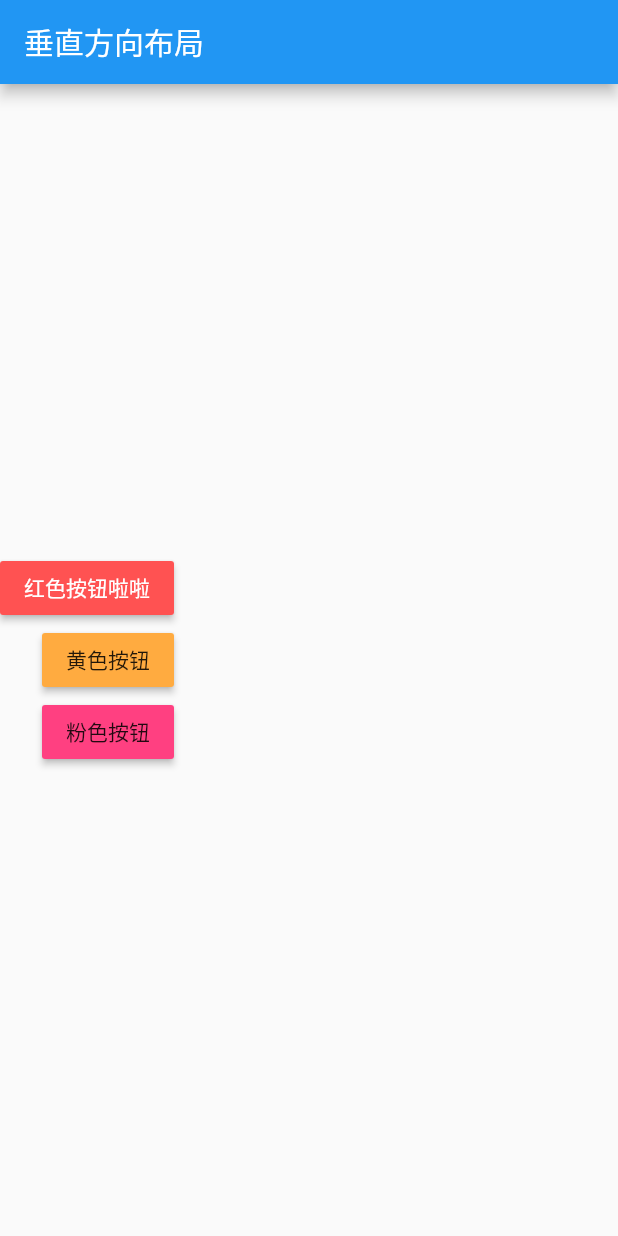
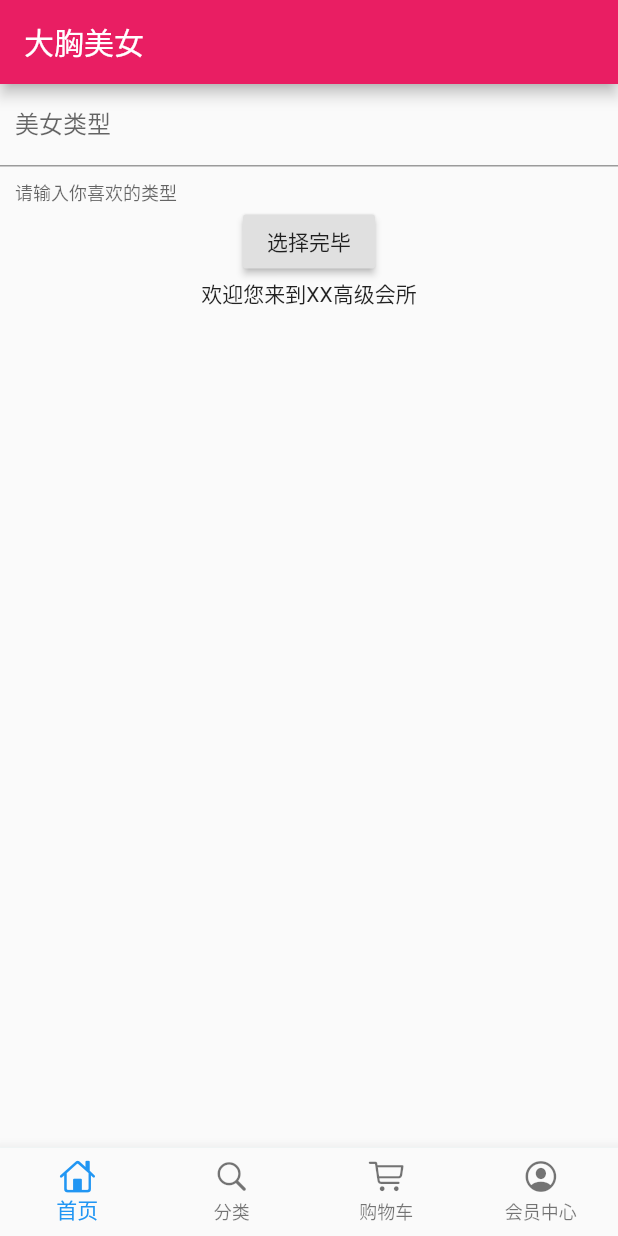
Before and after one commit to 490356537/flutterdemo, a Flutter app: the screen it shows after launch, on a phone screen of 412 x 824 dp. Run offline on Flutter 3.47's test engine with Material 2 defaults, Android fonts, the phone set to English and light mode, and no system bars; our stand-ins replace dio.

Commit message:
new object

```diff
--- /dev/null
+++ b/lib/config/httpHeaders.dart
@@ -0,0 +1,12 @@
+const httpHeaders={
+  'Accept': 'application/json, text/plain, */*',
+  'Accept-Encoding': 'gzip, deflate, br',
+  'Accept-Language': 'zh-CN,zh;q=0.9',
+  'Connection': 'keep-alive',
+  'Content-Type': 'application/json',
+  'Cookie': '_ga=GA1.2.2128807500.1554889055; _gid=GA1.2.185747733.1554889055; _gat=1; Hm_lvt_022f847c4e3acd44d4a2481d9187f1e6=1554889055; SERVERID=3431a294a18c59fc8f5805662e2bd51e|1554889058|1554889054; Hm_lpvt_022f847c4e3acd44d4a2481d9187f1e6=1554889059',
+  'Host': 'time.geekbang.org',
+  'Origin': 'https://time.geekbang.org',
+  'Referer':' https://time.geekbang.org/',
+  'User-Agent': 'Mozilla/5.0 (Windows NT 10.0; Win64; x64) AppleWebKit/537.36 (KHTML, like Gecko) Chrome/72.0.3626.119 Safari/537.36'
+};
--- a/lib/main.6.dart
+++ /dev/null
@@ -1,37 +0,0 @@
-import 'package:flutter/material.dart';
-void main () => runApp(MyApp());
-class MyApp extends StatelessWidget{
-  @override
-  Widget build(BuildContext context ){
-      return MaterialApp(
-        title:'ListView widget',
-        home:Scaffold(
-          appBar:new AppBar(
-            title:new Text('水平方向布局'),
-          ),
-          body:new Row(//横向布局
-            children: <Widget>[
-              new RaisedButton(
-                onPressed: (){
-                },
-                color:Colors.redAccent,
-                child:new Text('红色按钮')
-              ),
-              Expanded(child:new RaisedButton(//占满剩余空间
-                onPressed: (){
-                },
-                color:Colors.orangeAccent,
-                child: new Text('黄色按钮'),
-              )),
-              new RaisedButton(
-                onPressed: (){
-                },
-                color:Colors.pinkAccent,
-                child:new Text('粉色按钮')
-              ),
-            ],
-          )
-        ),
-      );
-  }
-}
--- a/lib/main.dart
+++ b/lib/main.dart
@@ -1,39 +1,21 @@
 import 'package:flutter/material.dart';
+import './pages/index_page.dart';
+
 
 void main() => runApp(MyApp());
 
 class MyApp extends StatelessWidget {
   @override
   Widget build(BuildContext context) {
-    return MaterialApp(
-      title: 'ListView widget',
-      home: Scaffold(
-          appBar: new AppBar(
-            title: new Text('垂直方向布局'),
-          ),
-          body: Column(
-            //垂直布局
-            crossAxisAlignment: CrossAxisAlignment.end, //内容对其方式
-            mainAxisAlignment: MainAxisAlignment.center,
-            children: <Widget>[
-              new RaisedButton(
-                  onPressed: () {},
-                  color: Colors.redAccent,
-                  child: new Text(
-                    '红色按钮啦啦',
-                    style: TextStyle(color: Color.fromARGB(255, 255, 255, 255)),
-                  )),
-              new RaisedButton(
-                onPressed: () {},
-                color: Colors.orangeAccent,
-                child: new Text('黄色按钮'),
-              ),
-              new RaisedButton(
-                  onPressed: () {},
-                  color: Colors.pinkAccent,
-                  child: new Text('粉色按钮')),
-            ],
-          )),
+    return Container(
+      child: MaterialApp(
+        title: '百姓生活',
+        debugShowCheckedModeBanner: false,
+        theme: ThemeData(
+          primaryColor: Colors.pink
+        ),
+        home: IndexPage(),
+      ),
     );
   }
 }
--- /dev/null
+++ b/lib/pages/cart_page.dart
@@ -0,0 +1,10 @@
+import 'package:flutter/material.dart';
+
+class CartPage extends StatelessWidget {
+  @override
+  Widget build(BuildContext context) {
+    return Scaffold(
+      body: Center(child: Text('购物车'),),
+    );
+  }
+}
--- /dev/null
+++ b/lib/pages/category_page.dart
@@ -0,0 +1,10 @@
+import 'package:flutter/material.dart';
+
+class CategoryPage extends StatelessWidget {
+  @override
+  Widget build(BuildContext context) {
+    return Scaffold(
+      body: Center(child: Text('分类'),),
+    );
+  }
+}
--- /dev/null
+++ b/lib/pages/home_page.dart
@@ -0,0 +1,76 @@
+import 'package:flutter/material.dart';
+import 'package:dio/dio.dart';
+//get请求数据
+
+
+class HomePage extends StatefulWidget {
+  @override
+  _HomePageState createState() => _HomePageState();
+}
+
+class _HomePageState extends State<HomePage> {
+  TextEditingController typeController = TextEditingController();
+  String showText = '欢迎您来到XX高级会所';
+
+  @override
+  Widget build(BuildContext context) {
+    return Container(
+      child: Scaffold(
+        appBar: AppBar(title: Text('大胸美女')),
+        body: Container(
+          child: Column(
+            children: <Widget>[
+              TextField(
+                controller: typeController,
+                decoration: InputDecoration(
+                    contentPadding: EdgeInsets.all(10.0),
+                    labelText: '美女类型',
+                    helperText: '请输入你喜欢的类型'),
+                autofocus: false,
+              ),
+              RaisedButton(
+                onPressed: _choiceAction,
+                child: Text('选择完毕'),
+              ),
+              Text(
+                showText,
+                overflow: TextOverflow.ellipsis,
+                maxLines: 1,
+              )
+            ],
+          ),
+        ),
+      ),
+    );
+  }
+
+  void _choiceAction() {
+    print('开始选择你喜欢的类型............');
+    if (typeController.text.toString() == '') {
+      showDialog(
+          context: context,
+          builder: (context) => AlertDialog(
+                title: Text('美女类型不能为空'),
+              ));
+    } else {
+      getHttp(typeController.text.toString()).then((val) {
+        print(val);
+        setState(() {
+          showText = val['url'].toString();
+        });
+      });
+    }
+  }
+
+  Future getHttp(String TypeText) async {
+    try {
+      Response response;
+      var data = {'name': TypeText};
+      response = await Dio()
+          .get('https://api.myjson.com/bins/1f3qx4', queryParameters: data);
+      return response.data;
+    } catch (e) {
+      return print(e);
+    }
+  }
+}
--- /dev/null
+++ b/lib/pages/index_page.dart
@@ -0,0 +1,54 @@
+import 'package:flutter/material.dart';
+import 'package:flutter/cupertino.dart';
+
+import './home_page.dart';
+import './member_page.dart';
+import './cart_page.dart';
+import './category_page.dart';
+
+class IndexPage extends StatefulWidget {
+  @override
+  _IndexPageState createState() => _IndexPageState();
+}
+
+class _IndexPageState extends State<IndexPage> {
+  final List<BottomNavigationBarItem> bottomTabs = [
+    BottomNavigationBarItem(icon: Icon(CupertinoIcons.home), title: Text('首页')),
+    BottomNavigationBarItem(
+        icon: Icon(CupertinoIcons.search), title: Text('分类')),
+    BottomNavigationBarItem(
+        icon: Icon(CupertinoIcons.shopping_cart), title: Text('购物车')),
+    BottomNavigationBarItem(
+        icon: Icon(CupertinoIcons.profile_circled), title: Text('会员中心')),
+  ];
+
+  final List tabBodies = [HomePage(), CategoryPage(), CartPage(), MemberPage()];
+
+  int currentIndex = 0;
+  var currentPage;
+
+  @override
+  void initState() {
+    currentPage = tabBodies[currentIndex];
+    super.initState();
+  }
+
+  @override
+  Widget build(BuildContext context) {
+    return Scaffold(
+      backgroundColor: Color.fromRGBO(224, 245, 245, 1.0),
+      bottomNavigationBar: BottomNavigationBar(
+        type: BottomNavigationBarType.fixed,
+        currentIndex: currentIndex,
+        items: bottomTabs,
+        onTap: (index) {
+          setState(() {
+            currentIndex = index;
+            currentPage = tabBodies[currentIndex];
+          });
+        },
+      ),
+      body: currentPage,
+    );
+  }
+}
--- a/pubspec.yaml
+++ b/pubspec.yaml
@@ -1,5 +1,5 @@
-name: flutter_app
-description: A new Flutter application.
+name: flutter_shop
+description: A new Flutter project.
 
 # The following defines the version and build number for your application.
 # A version number is three numbers separated by dots, like 1.2.43
@@ -23,6 +23,7 @@ dependencies:
   # The following adds the Cupertino Icons font to your application.
   # Use with the CupertinoIcons class for iOS style icons.
   cupertino_icons: ^0.1.2
+  dio: ^2.0.9
 
 dev_dependencies:
   flutter_test:
```
Also changed, not shown: lib/main.1.dart (deleted, +0 -57 lines), lib/main.2.dart (deleted, +0 -22 lines), lib/main.3.dart (deleted, +0 -55 lines), lib/main.4.dart (deleted, +0 -54 lines), lib/main.5.dart (deleted, +0 -56 lines), lib/pages/home_page.1.dart (added, +76 -0 lines), lib/pages/home_page.2.dart (added, +58 -0 lines), lib/pages/member_page.dart (added, +10 -0 lines), pubspec.lock, 新建文本文档.txt (deleted), 11 other files.
